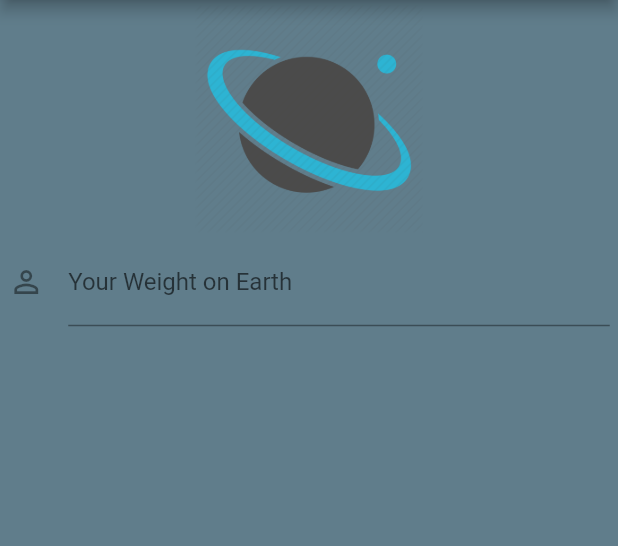
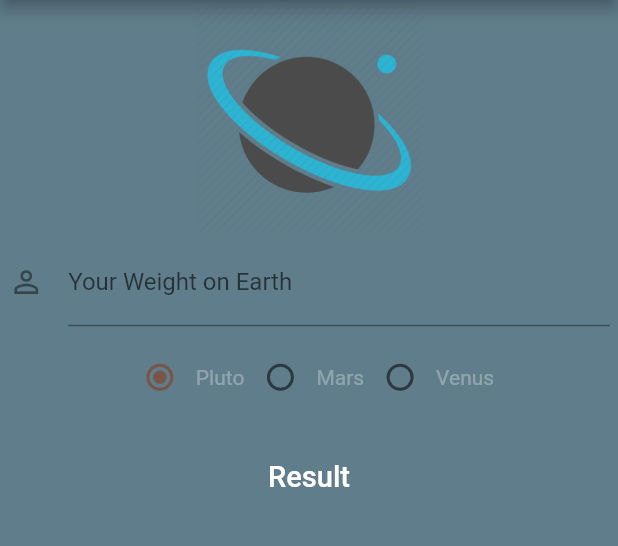
Before and after one commit to thiagopaiva99/WeightOnPlanetX, a Flutter app: the screen it shows after launch, on a phone screen of 412 x 824 dp, the part 84-630 px from its top. Run offline on Flutter 3.47's test engine with Material 2 defaults, Android fonts, the phone set to English and light mode, and no system bars.

Commit message:
Adding tradio buttons, result area and finishing the app UI

```diff
--- a/lib/ui/home.dart
+++ b/lib/ui/home.dart
@@ -5,11 +5,19 @@ class Home extends StatefulWidget {
   State<StatefulWidget> createState() {
     return new HomeState();
   }
-
-
 }
 
 class HomeState extends State<Home> {
+  int radioValue = 0;
+
+  void handleRadioValueChanged(int value) {
+    setState(() {
+      radioValue = value;
+
+      print(radioValue);
+    });
+  }
+
   @override
   Widget build(BuildContext context) {
     return new Scaffold(
@@ -45,6 +53,61 @@ class HomeState extends State<Home> {
                         Icons.person_outline
                       )
                     ),
+                  ),
+                  new Padding(
+                      padding: new EdgeInsets.all(5.0)
+                  ),
+                  new Row(
+                    mainAxisAlignment: MainAxisAlignment.center,
+                    children: <Widget>[
+                      new Radio<int>(
+                        activeColor: Colors.brown,
+                        value: 0,
+                        groupValue: radioValue,
+                        onChanged: handleRadioValueChanged
+                      ),
+                      new Text(
+                        "Pluto",
+                        style: new TextStyle(
+                          color: Colors.white30
+                        ),
+                      ),
+                      new Radio<int>(
+                        activeColor: Colors.red,
+                        value: 1,
+                        groupValue: radioValue,
+                        onChanged: handleRadioValueChanged
+                      ),
+                      new Text(
+                        "Mars",
+                        style: new TextStyle(
+                            color: Colors.white30
+                        ),
+                      ),
+                      new Radio<int>(
+                        activeColor: Colors.orangeAccent,
+                        value: 2,
+                        groupValue: radioValue,
+                        onChanged: handleRadioValueChanged
+                      ),
+                      new Text(
+                        "Venus",
+                        style: new TextStyle(
+                            color: Colors.white30
+                        ),
+                      )
+                    ],
+                  ),
+                  new Padding(
+                      padding: new EdgeInsets.all(15.6)
+                  ),
+                  new Text(
+                    "Result",
+                    style: new TextStyle(
+                      color: Colors.white,
+                      fontSize: 19.4,
+                      fontWeight: FontWeight.w500
+                    ),
                   )
                 ],
               ),
```
